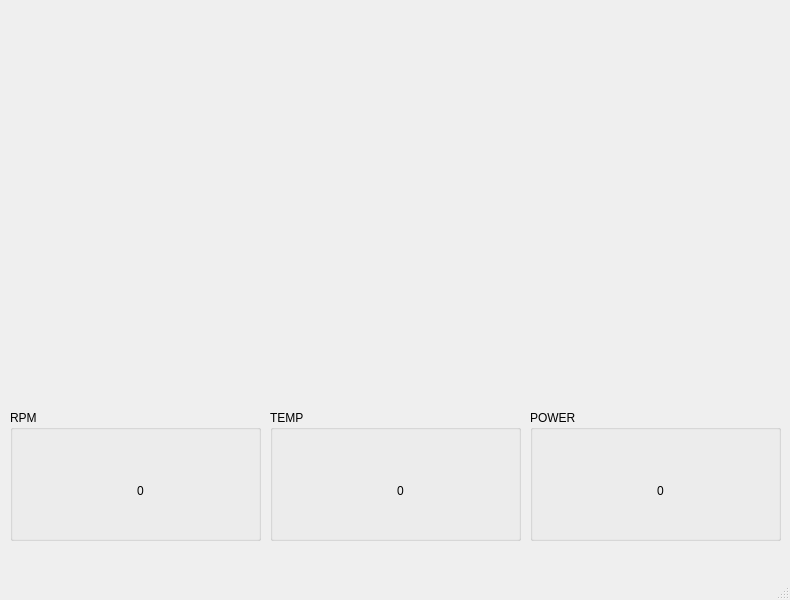
Before: the Qt Designer form QT_Dashboard/mainwindow.ui in joel06rob/STM32_Dyno_Simulator, drawn with Qt 5.
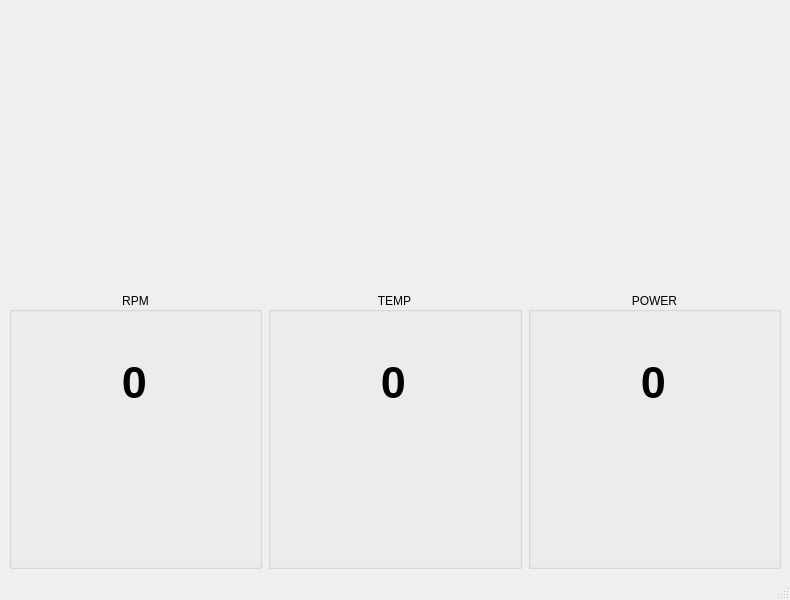
After: the same form once the commit is applied.

Commit message: QT - Update/fix layout and styling

```diff
--- a/QT_Dashboard/mainwindow.ui
+++ b/QT_Dashboard/mainwindow.ui
@@ -14,37 +14,41 @@
    <string>MainWindow</string>
   </property>
   <widget class="QWidget" name="centralwidget">
+   <layout class="QVBoxLayout" name="verticalLayout">
+    <item>
    <widget class="QWidget" name="chartContainer" native="true">
-    <property name="geometry">
-     <rect>
-      <x>10</x>
-      <y>10</y>
-      <width>771</width>
-      <height>381</height>
-     </rect>
-    </property>
-   </widget>
+      <property name="font">
+       <font>
+        <pointsize>15</pointsize>
+       </font>
+      </property>
+     </widget>
+    </item>
+    <item>
+     <layout class="QHBoxLayout" name="horizontalLayout">
+      <item>
    <widget class="QGroupBox" name="rpmCard">
-    <property name="geometry">
-     <rect>
-      <x>10</x>
-      <y>410</y>
-      <width>251</width>
-      <height>131</height>
-     </rect>
-    </property>
     <property name="title">
      <string>RPM</string>
     </property>
+        <property name="alignment">
+         <set>Qt::AlignmentFlag::AlignCenter</set>
+        </property>
     <widget class="QLabel" name="rpmLabel">
      <property name="geometry">
       <rect>
-       <x>80</x>
+           <x>10</x>
        <y>50</y>
-       <width>101</width>
-       <height>61</height>
-      </rect>
-     </property>
+           <width>231</width>
+           <height>81</height>
+          </rect>
+         </property>
+         <property name="font">
+          <font>
+           <pointsize>34</pointsize>
+           <bold>true</bold>
+          </font>
+         </property>
      <property name="text">
       <string>0</string>
      </property>
@@ -53,27 +57,30 @@
      </property>
     </widget>
    </widget>
+      </item>
+      <item>
    <widget class="QGroupBox" name="tempCard">
-    <property name="geometry">
-     <rect>
-      <x>270</x>
-      <y>410</y>
-      <width>251</width>
-      <height>131</height>
-     </rect>
-    </property>
     <property name="title">
      <string>TEMP</string>
     </property>
+        <property name="alignment">
+         <set>Qt::AlignmentFlag::AlignCenter</set>
+        </property>
     <widget class="QLabel" name="tempLabel">
      <property name="geometry">
       <rect>
-       <x>80</x>
+           <x>10</x>
        <y>50</y>
-       <width>101</width>
-       <height>61</height>
-      </rect>
-     </property>
+           <width>231</width>
+           <height>81</height>
+          </rect>
+         </property>
+         <property name="font">
+          <font>
+           <pointsize>34</pointsize>
+           <bold>true</bold>
+          </font>
+         </property>
      <property name="text">
       <string>0</string>
      </property>
@@ -82,27 +89,36 @@
      </property>
     </widget>
    </widget>
+      </item>
+      <item>
    <widget class="QGroupBox" name="powerCard">
-    <property name="geometry">
-     <rect>
-      <x>530</x>
-      <y>410</y>
-      <width>251</width>
-      <height>131</height>
-     </rect>
+        <property name="minimumSize">
+         <size>
+          <width>0</width>
+          <height>150</height>
+         </size>
     </property>
     <property name="title">
      <string>POWER</string>
     </property>
+        <property name="alignment">
+         <set>Qt::AlignmentFlag::AlignCenter</set>
+        </property>
     <widget class="QLabel" name="powerLabel">
      <property name="geometry">
       <rect>
-       <x>80</x>
+           <x>10</x>
        <y>50</y>
-       <width>101</width>
-       <height>61</height>
-      </rect>
-     </property>
+           <width>231</width>
+           <height>81</height>
+          </rect>
+         </property>
+         <property name="font">
+          <font>
+           <pointsize>34</pointsize>
+           <bold>true</bold>
+          </font>
+         </property>
      <property name="text">
       <string>0</string>
      </property>
@@ -111,6 +127,10 @@
      </property>
     </widget>
    </widget>
+      </item>
+     </layout>
+    </item>
+   </layout>
   </widget>
   <widget class="QStatusBar" name="statusbar"/>
  </widget>
```
Lines whose indentation alone changed are shown as unchanged. The commit also changes 1 other file.
